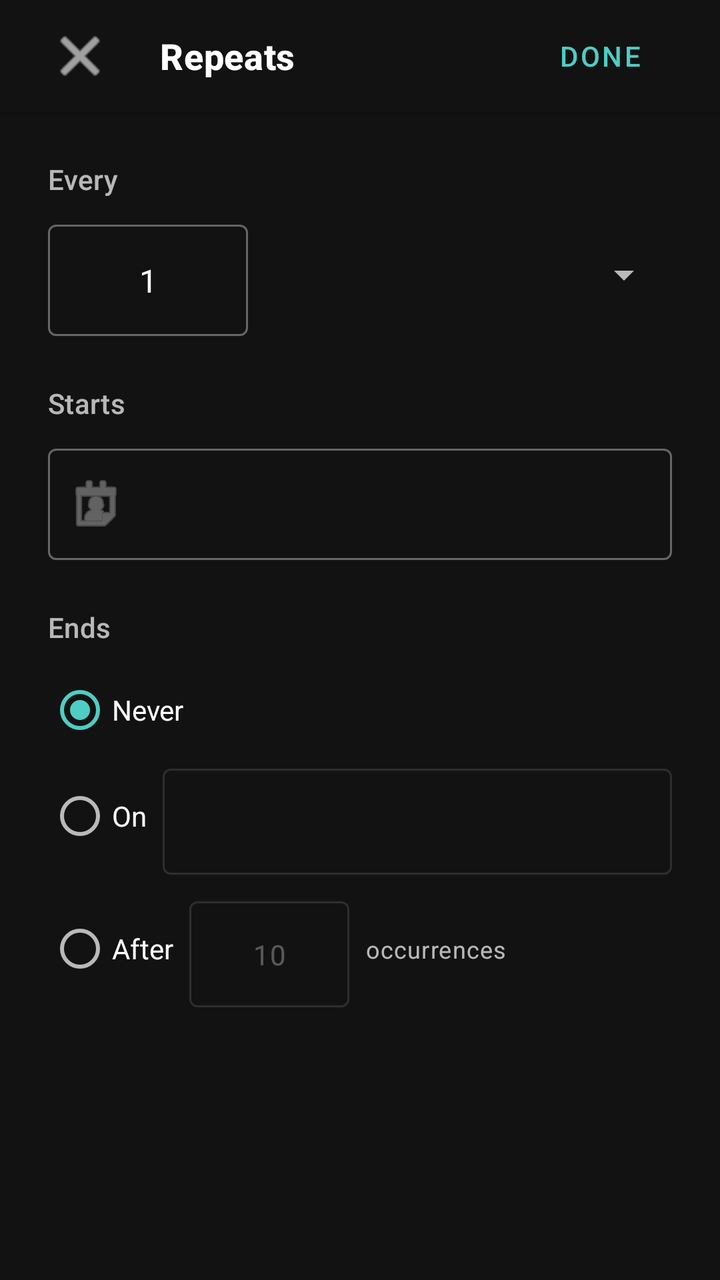
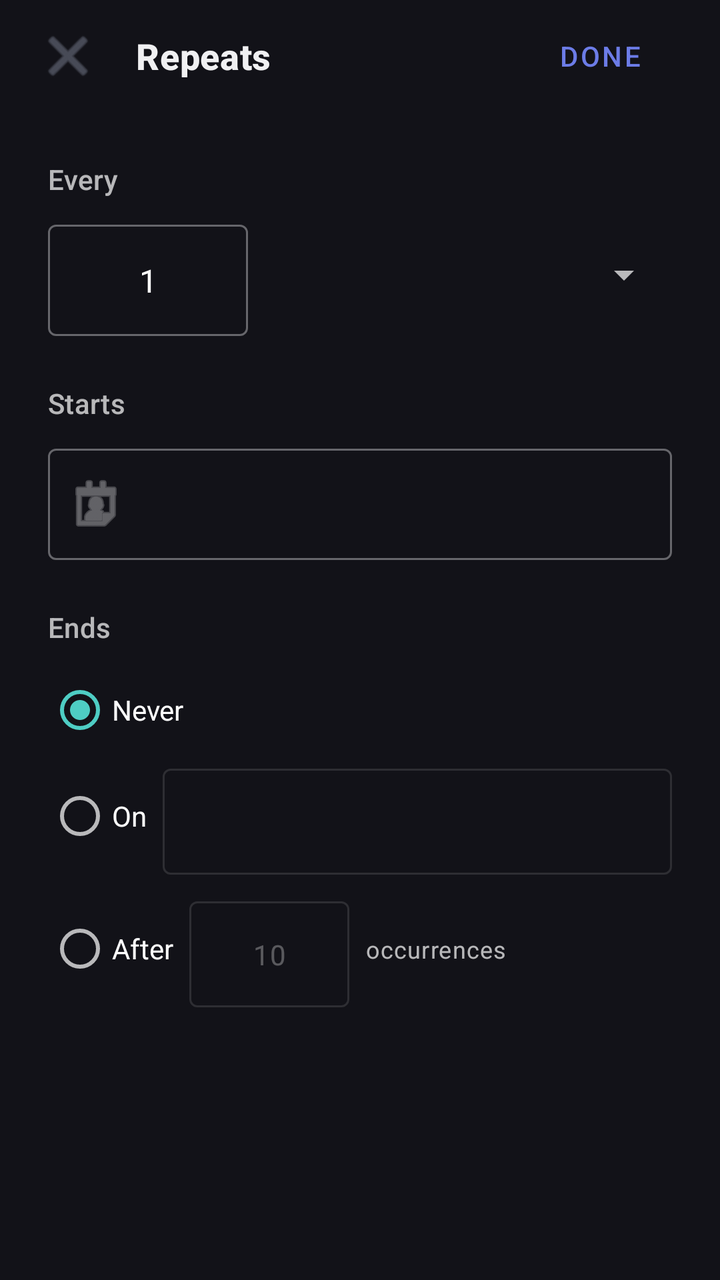

The first picture is an Android layout as it rendered before a commit; the second is the same layout after the commit. The layout source and the unified diff follow.
<!-- AndroidManifest.xml: application theme Theme.Vega -->
<!-- res/layout/dialog_repeats.xml -->
<?xml version="1.0" encoding="utf-8"?>
<LinearLayout xmlns:android="http://schemas.android.com/apk/res/android"
    xmlns:app="http://schemas.android.com/apk/res-auto"
    android:layout_width="match_parent"
    android:layout_height="match_parent"
    android:orientation="vertical"
    android:background="?android:attr/colorBackground">

    
    <RelativeLayout
        android:layout_width="match_parent"
        android:layout_height="56dp"
        android:paddingStart="@dimen/spacing_16"
        android:paddingEnd="@dimen/spacing_16"
        android:background="?android:attr/colorBackground"
        android:elevation="4dp">

        <ImageButton
            android:id="@+id/btn_close"
            android:layout_width="48dp"
            android:layout_height="48dp"
            android:layout_alignParentStart="true"
            android:layout_centerVertical="true"
            android:background="?attr/selectableItemBackgroundBorderless"
            android:src="@android:drawable/ic_menu_close_clear_cancel"
            android:contentDescription="Close"
            app:tint="?android:attr/textColorPrimary" />

        <TextView
            android:id="@+id/tv_title"
            android:layout_width="wrap_content"
            android:layout_height="wrap_content"
            android:layout_toEndOf="@id/btn_close"
            android:layout_centerVertical="true"
            android:layout_marginStart="@dimen/spacing_16"
            android:text="@string/label_repeats"
            android:textAppearance="?attr/textAppearanceHeadline6"
            android:textColor="?android:attr/textColorPrimary" />

        <com.google.android.material.button.MaterialButton
            android:id="@+id/btn_done"
            style="@style/Widget.MaterialComponents.Button.TextButton"
            android:layout_width="wrap_content"
            android:layout_height="wrap_content"
            android:layout_alignParentEnd="true"
            android:layout_centerVertical="true"
            android:text="@string/label_done"
            android:textColor="?attr/colorPrimary" />
    </RelativeLayout>

    
    <androidx.core.widget.NestedScrollView
        android:layout_width="match_parent"
        android:layout_height="match_parent"
        android:fillViewport="true">

        <LinearLayout
            android:layout_width="match_parent"
            android:layout_height="wrap_content"
            android:orientation="vertical"
            android:padding="@dimen/spacing_24">

            
            <TextView
                android:layout_width="match_parent"
                android:layout_height="wrap_content"
                android:text="@string/label_every"
                android:textAppearance="?attr/textAppearanceSubtitle2"
                android:textColor="?android:attr/textColorSecondary"
                android:layout_marginBottom="@dimen/spacing_8" />

            <LinearLayout
                android:layout_width="match_parent"
                android:layout_height="wrap_content"
                android:orientation="horizontal"
                android:gravity="center_vertical"
                android:layout_marginBottom="@dimen/spacing_24">

                <com.google.android.material.textfield.TextInputLayout
                    android:id="@+id/til_interval"
                    style="@style/Widget.MaterialComponents.TextInputLayout.OutlinedBox"
                    android:layout_width="100dp"
                    android:layout_height="wrap_content"
                    android:layout_marginEnd="@dimen/spacing_16">

                    <com.google.android.material.textfield.TextInputEditText
                        android:id="@+id/et_interval"
                        android:layout_width="match_parent"
                        android:layout_height="wrap_content"
                        android:inputType="number"
                        android:text="1"
                        android:gravity="center" />
                </com.google.android.material.textfield.TextInputLayout>

                <Spinner
                    android:id="@+id/spinner_frequency"
                    android:layout_width="0dp"
                    android:layout_height="wrap_content"
                    android:layout_weight="1"
                    android:minHeight="48dp" />
            </LinearLayout>

            
            <LinearLayout
                android:id="@+id/layout_weekdays"
                android:layout_width="match_parent"
                android:layout_height="wrap_content"
                android:orientation="vertical"
                android:layout_marginBottom="@dimen/spacing_24"
                android:visibility="gone">

                <TextView
                    android:layout_width="match_parent"
                    android:layout_height="wrap_content"
                    android:text="Repeat on"
                    android:textAppearance="?attr/textAppearanceSubtitle2"
                    android:textColor="?android:attr/textColorSecondary"
                    android:layout_marginBottom="@dimen/spacing_8" />

                <com.google.android.material.chip.ChipGroup
                    android:id="@+id/chip_group_weekdays"
                    android:layout_width="match_parent"
                    android:layout_height="wrap_content"
                    app:singleSelection="false">

                    <com.google.android.material.chip.Chip
                        android:id="@+id/chip_sun"
                        style="@style/Widget.MaterialComponents.Chip.Filter"
                        android:layout_width="wrap_content"
                        android:layout_height="wrap_content"
                        android:text="S" />

                    <com.google.android.material.chip.Chip
                        android:id="@+id/chip_mon"
                        style="@style/Widget.MaterialComponents.Chip.Filter"
                        android:layout_width="wrap_content"
                        android:layout_height="wrap_content"
                        android:text="M" />

                    <com.google.android.material.chip.Chip
                        android:id="@+id/chip_tue"
                        style="@style/Widget.MaterialComponents.Chip.Filter"
                        android:layout_width="wrap_content"
                        android:layout_height="wrap_content"
                        android:text="T" />

                    <com.google.android.material.chip.Chip
                        android:id="@+id/chip_wed"
                        style="@style/Widget.MaterialComponents.Chip.Filter"
                        android:layout_width="wrap_content"
                        android:layout_height="wrap_content"
                        android:text="W" />

                    <com.google.android.material.chip.Chip
                        android:id="@+id/chip_thu"
                        style="@style/Widget.MaterialComponents.Chip.Filter"
                        android:layout_width="wrap_content"
                        android:layout_height="wrap_content"
                        android:text="T" />

                    <com.google.android.material.chip.Chip
                        android:id="@+id/chip_fri"
                        style="@style/Widget.MaterialComponents.Chip.Filter"
                        android:layout_width="wrap_content"
                        android:layout_height="wrap_content"
                        android:text="F" />

                    <com.google.android.material.chip.Chip
                        android:id="@+id/chip_sat"
                        style="@style/Widget.MaterialComponents.Chip.Filter"
                        android:layout_width="wrap_content"
                        android:layout_height="wrap_content"
                        android:text="S" />
                </com.google.android.material.chip.ChipGroup>
            </LinearLayout>

            
            <LinearLayout
                android:id="@+id/layout_monthly"
                android:layout_width="match_parent"
                android:layout_height="wrap_content"
                android:orientation="vertical"
                android:layout_marginBottom="@dimen/spacing_24"
                android:visibility="gone">

                <TextView
                    android:layout_width="match_parent"
                    android:layout_height="wrap_content"
                    android:text="Monthly scheduling"
                    android:textAppearance="?attr/textAppearanceSubtitle2"
                    android:textColor="?android:attr/textColorSecondary"
                    android:layout_marginBottom="@dimen/spacing_8" />

                <RadioGroup
                    android:id="@+id/rg_monthly_options"
                    android:layout_width="match_parent"
                    android:layout_height="wrap_content">

                    <RadioButton
                        android:id="@+id/rb_monthly_day_of_month"
                        android:layout_width="match_parent"
                        android:layout_height="wrap_content"
                        android:text="Day 5"
                        android:textColor="?android:attr/textColorPrimary" />

                    <RadioButton
                        android:id="@+id/rb_monthly_day_of_week"
                        android:layout_width="match_parent"
                        android:layout_height="wrap_content"
                        android:text="First Friday"
                        android:textColor="?android:attr/textColorPrimary" />
                </RadioGroup>
            </LinearLayout>

            
            <TextView
                android:layout_width="match_parent"
                android:layout_height="wrap_content"
                android:text="@string/label_starts"
                android:textAppearance="?attr/textAppearanceSubtitle2"
                android:textColor="?android:attr/textColorSecondary"
                android:layout_marginBottom="@dimen/spacing_8" />

            <com.google.android.material.textfield.TextInputLayout
                android:id="@+id/til_start_date"
                style="@style/Widget.MaterialComponents.TextInputLayout.OutlinedBox"
                android:layout_width="match_parent"
                android:layout_height="wrap_content"
                android:layout_marginBottom="@dimen/spacing_24"
                app:startIconDrawable="@android:drawable/ic_menu_my_calendar">

                <com.google.android.material.textfield.TextInputEditText
                    android:id="@+id/et_start_date"
                    android:layout_width="match_parent"
                    android:layout_height="wrap_content"
                    android:focusable="false"
                    android:clickable="true"
                    android:cursorVisible="false"
                    android:textColor="?android:attr/textColorPrimary" />
            </com.google.android.material.textfield.TextInputLayout>

            
            <TextView
                android:layout_width="match_parent"
                android:layout_height="wrap_content"
                android:text="@string/label_ends"
                android:textAppearance="?attr/textAppearanceSubtitle2"
                android:textColor="?android:attr/textColorSecondary"
                android:layout_marginBottom="@dimen/spacing_8" />

            <RadioGroup
                android:id="@+id/rg_end_options"
                android:layout_width="match_parent"
                android:layout_height="wrap_content"
                android:layout_marginBottom="@dimen/spacing_24">

                <RadioButton
                    android:id="@+id/rb_end_never"
                    android:layout_width="match_parent"
                    android:layout_height="wrap_content"
                    android:text="@string/label_never"
                    android:textColor="?android:attr/textColorPrimary"
                    android:checked="true" />

                <LinearLayout
                    android:layout_width="match_parent"
                    android:layout_height="wrap_content"
                    android:orientation="horizontal"
                    android:gravity="center_vertical">

                    <RadioButton
                        android:id="@+id/rb_end_on_date"
                        android:layout_width="wrap_content"
                        android:layout_height="wrap_content"
                        android:text="@string/label_on"
                        android:textColor="?android:attr/textColorPrimary" />

                    <com.google.android.material.textfield.TextInputLayout
                        android:id="@+id/til_end_date"
                        style="@style/Widget.MaterialComponents.TextInputLayout.OutlinedBox"
                        android:layout_width="0dp"
                        android:layout_height="wrap_content"
                        android:layout_weight="1"
                        android:layout_marginStart="@dimen/spacing_8"
                        android:enabled="false">

                        <com.google.android.material.textfield.TextInputEditText
                            android:id="@+id/et_end_date"
                            android:layout_width="match_parent"
                            android:layout_height="wrap_content"
                            android:focusable="false"
                            android:clickable="true"
                            android:cursorVisible="false"
                            android:textSize="14sp"
                            android:textColor="?android:attr/textColorPrimary" />
                    </com.google.android.material.textfield.TextInputLayout>
                </LinearLayout>

                <LinearLayout
                    android:layout_width="match_parent"
                    android:layout_height="wrap_content"
                    android:orientation="horizontal"
                    android:gravity="center_vertical"
                    android:layout_marginTop="@dimen/spacing_8">

                    <RadioButton
                        android:id="@+id/rb_end_after_occurrences"
                        android:layout_width="wrap_content"
                        android:layout_height="wrap_content"
                        android:text="@string/label_after"
                        android:textColor="?android:attr/textColorPrimary" />

                    <com.google.android.material.textfield.TextInputLayout
                        android:id="@+id/til_end_occurrences"
                        style="@style/Widget.MaterialComponents.TextInputLayout.OutlinedBox"
                        android:layout_width="80dp"
                        android:layout_height="wrap_content"
                        android:layout_marginStart="@dimen/spacing_8"
                        android:layout_marginEnd="@dimen/spacing_8"
                        android:enabled="false">

                        <com.google.android.material.textfield.TextInputEditText
                            android:id="@+id/et_end_occurrences"
                            android:layout_width="match_parent"
                            android:layout_height="wrap_content"
                            android:inputType="number"
                            android:text="10"
                            android:gravity="center"
                            android:textSize="14sp" />
                    </com.google.android.material.textfield.TextInputLayout>

                    <TextView
                        android:layout_width="wrap_content"
                        android:layout_height="wrap_content"
                        android:text="@string/label_occurrences"
                        android:textAppearance="?attr/textAppearanceBody2"
                        android:textColor="?android:attr/textColorSecondary" />
                </LinearLayout>
            </RadioGroup>

        </LinearLayout>
    </androidx.core.widget.NestedScrollView>
</LinearLayout>
<!-- resources referenced by this layout -->
<resources>
  <dimen name="spacing_16">@dimen/spacing_lg</dimen>
  <dimen name="spacing_24">24dp</dimen>
  <dimen name="spacing_8">@dimen/spacing_sm</dimen>
  <string name="label_after">After</string>
  <string name="label_done">Done</string>
  <string name="label_ends">Ends</string>
  <string name="label_every">Every</string>
  <string name="label_never">Never</string>
  <string name="label_occurrences">occurrences</string>
  <string name="label_on">On</string>
  <string name="label_repeats">Repeats</string>
  <string name="label_starts">Starts</string>
  <dimen name="spacing_lg">16dp</dimen>
  <dimen name="spacing_sm">8dp</dimen>
  <color name="vega_primary">#4ECDC4</color>
  <color name="vega_priority_high">#E94560</color>
  <color name="vega_background">#121218</color>
  <color name="vega_surface">#1C1F2B</color>
  <color name="vega_on_background">#F0F0F2</color>
  <style name="TextAppearance.Vega.Display" parent="TextAppearance.MaterialComponents.Headline5">
          <item name="fontFamily">sans-serif</item>
          <item name="android:textStyle">bold</item>
          <item name="android:textSize">28sp</item>
          <item name="android:textColor">@color/vega_on_background</item>
      </style>
  <style name="TextAppearance.Vega.Title" parent="TextAppearance.MaterialComponents.Headline6">
          <item name="fontFamily">sans-serif-medium</item>
          <item name="android:textStyle">bold</item>
          <item name="android:textSize">18sp</item>
          <item name="android:textColor">@color/vega_on_background</item>
      </style>
  <style name="TextAppearance.Vega.Body" parent="TextAppearance.MaterialComponents.Body1">
          <item name="fontFamily">sans-serif</item>
          <item name="android:textStyle">normal</item>
          <item name="android:textSize">16sp</item>
          <item name="android:textColor">@color/vega_on_background</item>
      </style>
  <style name="TextAppearance.Vega.Caption" parent="TextAppearance.MaterialComponents.Caption">
          <item name="fontFamily">sans-serif</item>
          <item name="android:textStyle">normal</item>
          <item name="android:textSize">12sp</item>
          <item name="android:textColor">@color/vega_on_surface</item>
      </style>
  <style name="TextAppearance.Vega.Label" parent="TextAppearance.MaterialComponents.Overline">
          <item name="fontFamily">sans-serif-medium</item>
          <item name="android:textStyle">normal</item>
          <item name="android:textSize">13sp</item>
          <item name="android:letterSpacing">0.04</item>
          <item name="android:textColor">@color/vega_on_surface</item>
      </style>
  <style name="ShapeAppearance.Vega.SmallComponent" parent="ShapeAppearance.MaterialComponents.SmallComponent">
          <item name="cornerRadius">8dp</item>
      </style>
  <style name="ShapeAppearance.Vega.MediumComponent" parent="ShapeAppearance.MaterialComponents.MediumComponent">
          <item name="cornerRadius">16dp</item>
      </style>
  <color name="vega_on_surface">#A8ADBD</color>
  <!-- unchanged entries left out for length: 1 -->
</resources>

<!-- the commit's change to res/layout/dialog_repeats.xml (unified diff, before → after) -->
@@ -4,27 +4,27 @@
     android:layout_width="match_parent"
     android:layout_height="match_parent"
     android:orientation="vertical"
-    android:background="?android:attr/colorBackground">
+    android:background="@color/vega_background">
 
     
     <RelativeLayout
         android:layout_width="match_parent"
         android:layout_height="56dp"
-        android:paddingStart="@dimen/spacing_16"
-        android:paddingEnd="@dimen/spacing_16"
-        android:background="?android:attr/colorBackground"
-        android:elevation="4dp">
+        android:paddingStart="@dimen/spacing_lg"
+        android:paddingEnd="@dimen/spacing_lg"
+        android:background="@color/vega_background"
+        android:elevation="0dp">
 
         <ImageButton
             android:id="@+id/btn_close"
-            android:layout_width="48dp"
-            android:layout_height="48dp"
+            android:layout_width="@dimen/icon_tap_target"
+            android:layout_height="@dimen/icon_tap_target"
             android:layout_alignParentStart="true"
             android:layout_centerVertical="true"
             android:background="?attr/selectableItemBackgroundBorderless"
             android:src="@android:drawable/ic_menu_close_clear_cancel"
             android:contentDescription="Close"
-            app:tint="?android:attr/textColorPrimary" />
+            app:tint="@color/vega_on_surface_muted" />
 
         <TextView
             android:id="@+id/tv_title"
@@ -32,10 +32,10 @@
             android:layout_height="wrap_content"
             android:layout_toEndOf="@id/btn_close"
             android:layout_centerVertical="true"
-            android:layout_marginStart="@dimen/spacing_16"
+            android:layout_marginStart="@dimen/spacing_lg"
             android:text="@string/label_repeats"
-            android:textAppearance="?attr/textAppearanceHeadline6"
-            android:textColor="?android:attr/textColorPrimary" />
+            android:textAppearance="@style/TextAppearance.Vega.Title"
+            android:textColor="@color/vega_on_background" />
 
         <com.google.android.material.button.MaterialButton
             android:id="@+id/btn_done"
@@ -45,7 +45,7 @@
             android:layout_alignParentEnd="true"
             android:layout_centerVertical="true"
             android:text="@string/label_done"
-            android:textColor="?attr/colorPrimary" />
+            android:textColor="@color/vega_recurring_accent" />
     </RelativeLayout>
 
     
<!-- resource entries referenced after the edit -->
@@ -19,6 +19,9 @@
   <color name="vega_background">#121218</color>
   <color name="vega_surface">#1C1F2B</color>
   <color name="vega_on_background">#F0F0F2</color>
+  <color name="vega_on_surface_muted">#6B7080</color>
+  <color name="vega_recurring_accent">#6C7CE7</color>
+  <dimen name="icon_tap_target">36dp</dimen>
   <style name="TextAppearance.Vega.Display" parent="TextAppearance.MaterialComponents.Headline5">
           <item name="fontFamily">sans-serif</item>
           <item name="android:textStyle">bold</item>
